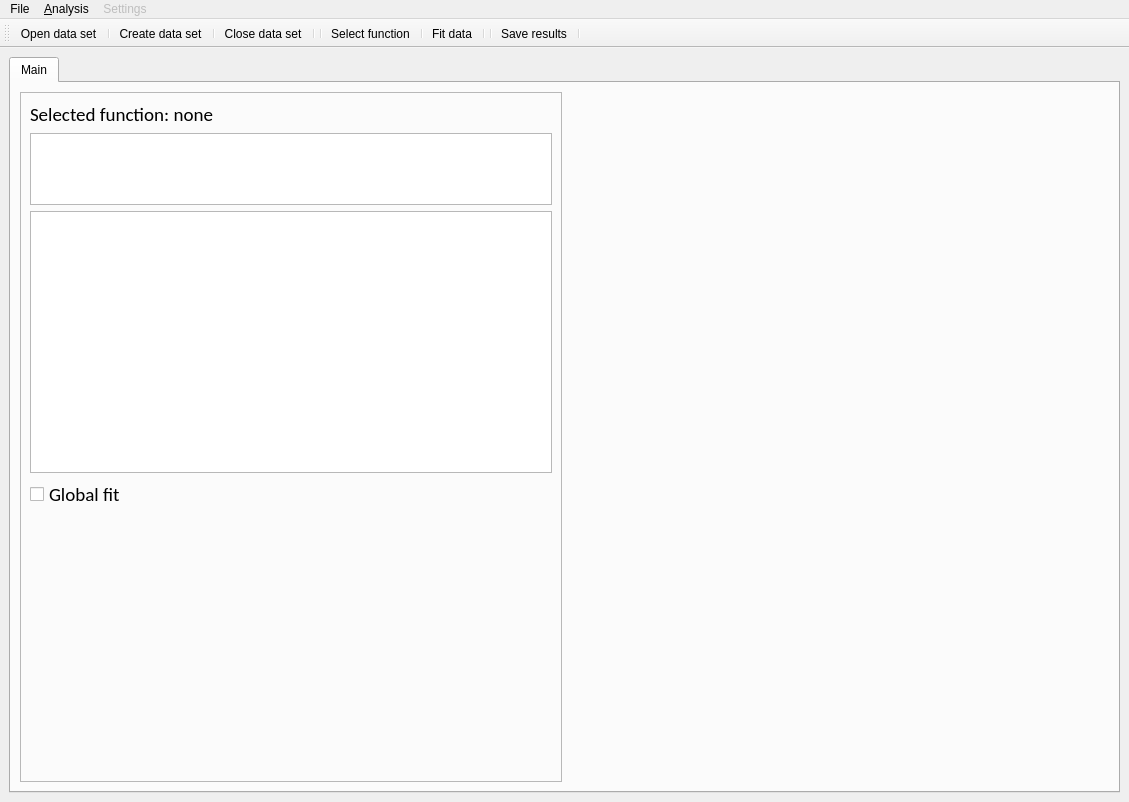
Qt form Resources/UI/blits.ui (ubenu/Blits) before a commit.
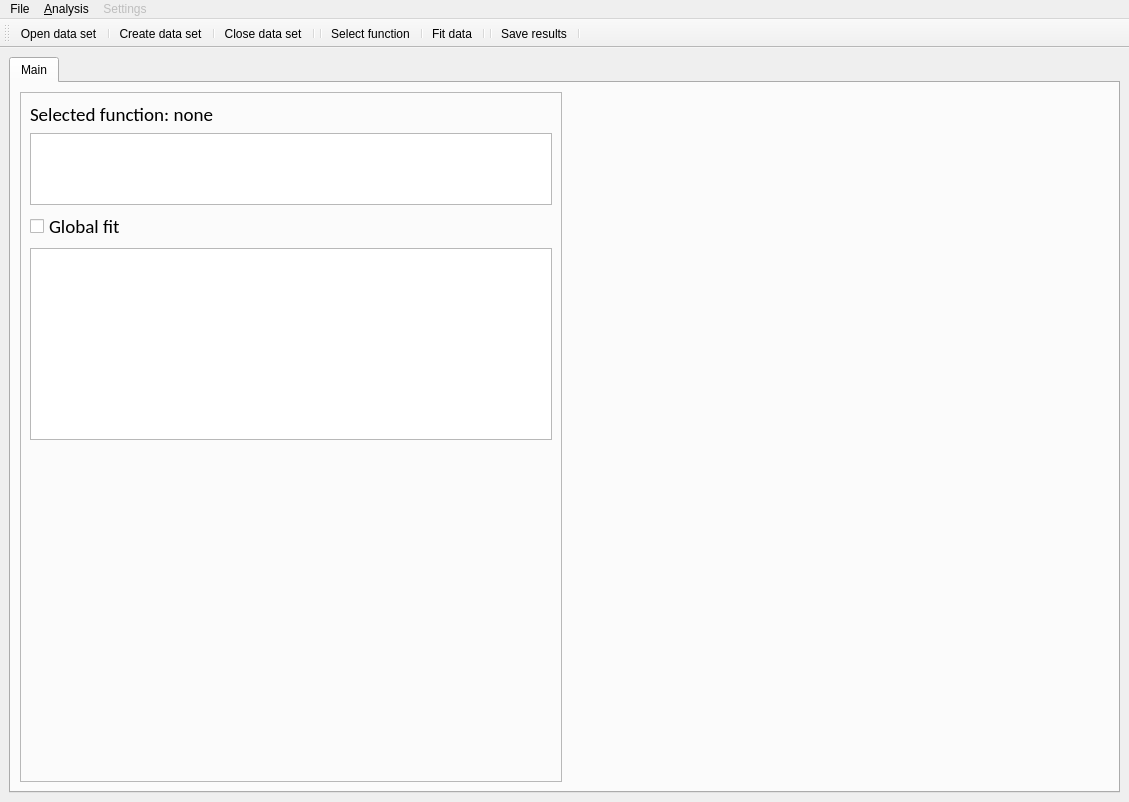
The same form after that commit. Icons and pictures are not drawn.

```diff
--- a/Resources/UI/blits.ui
+++ b/Resources/UI/blits.ui
@@ -30,6 +30,12 @@
    <layout class="QHBoxLayout" name="horizontalLayout_2">
     <item>
      <widget class="QTabWidget" name="tabWidget">
+      <property name="sizePolicy">
+       <sizepolicy hsizetype="Preferred" vsizetype="Preferred">
+        <horstretch>0</horstretch>
+        <verstretch>0</verstretch>
+       </sizepolicy>
+      </property>
       <property name="currentIndex">
        <number>0</number>
       </property>
@@ -76,9 +82,6 @@
              </property>
             </widget>
            </item>
-           <item>
-            <widget class="QTableView" name="tbl_params"/>
-           </item>
            <item>
             <widget class="QCheckBox" name="chk_global">
              <property name="font">
@@ -92,6 +95,16 @@
              </property>
             </widget>
            </item>
+           <item>
+            <widget class="QTableView" name="tbl_params">
+             <property name="sizePolicy">
+              <sizepolicy hsizetype="Expanding" vsizetype="Preferred">
+               <horstretch>0</horstretch>
+               <verstretch>0</verstretch>
+              </sizepolicy>
+             </property>
+            </widget>
+           </item>
            <item>
             <spacer name="verticalSpacer">
              <property name="orientation">
```
Left out of the diff: 2 changed lines with no effect on the pictures.
